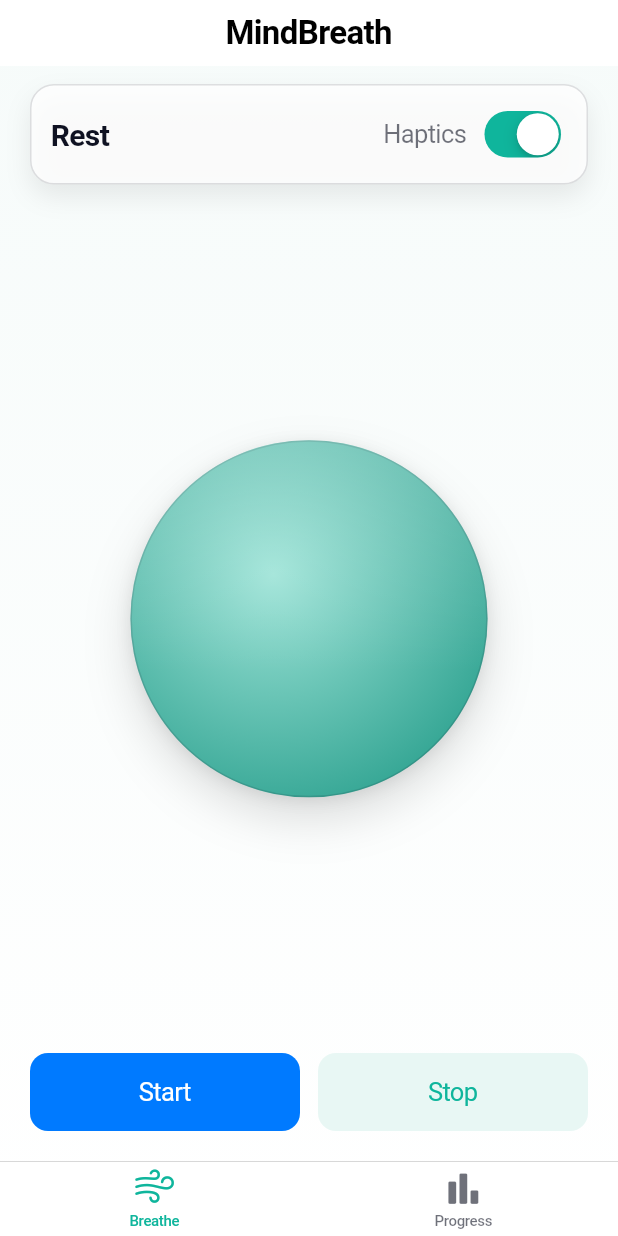
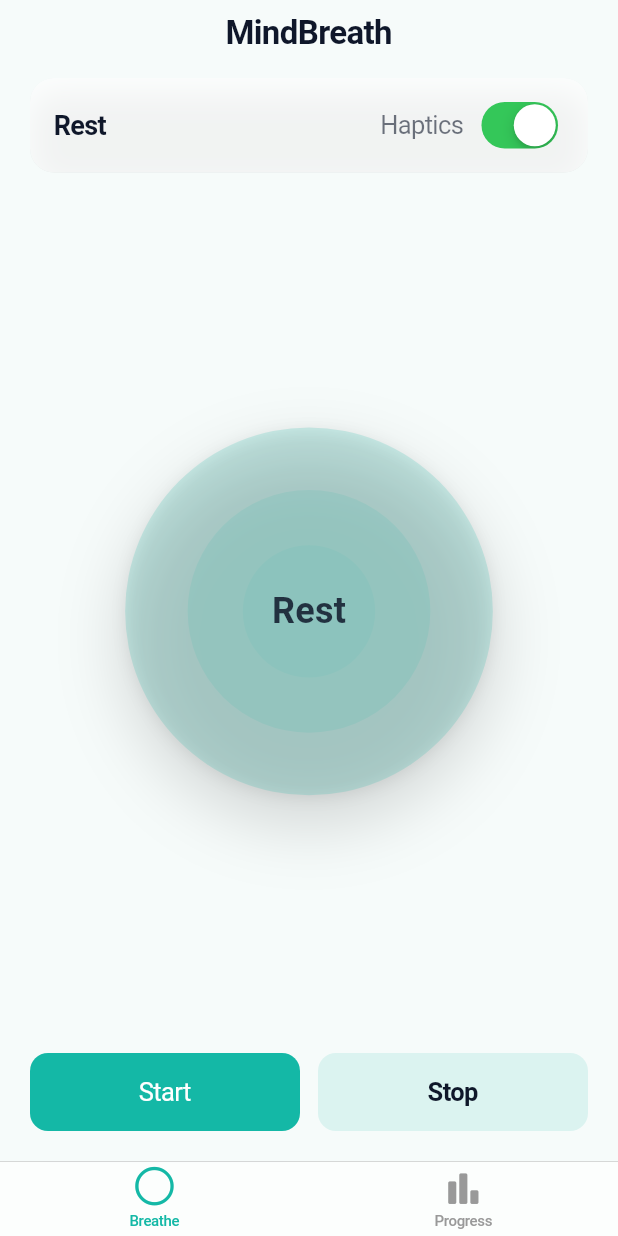
Before and after one commit to CarlosSemeao/mindbreath, a Flutter app: the screen it shows after launch, on a phone screen of 412 x 824 dp. Run offline on Flutter 3.47's test engine with Material 3 defaults, Android fonts, the phone set to English and light mode, and no system bars; our stand-ins replace shared_preferences.

Commit message:
Update main.dart

```diff
--- a/lib/main.dart
+++ b/lib/main.dart
@@ -1,4 +1,6 @@
 import 'dart:async';
+import 'dart:math' as math;
+import 'dart:ui';
 import 'package:flutter/cupertino.dart';
 import 'package:flutter/services.dart';
 import 'package:shared_preferences/shared_preferences.dart';
@@ -8,68 +10,90 @@ void main() {
   runApp(const MindBreathApp());
 }
 
-/// ---------- Palette (single teal hue, minimalist) ----------
-class MB {
-  // Background (airy, neutral)
-  static const bgTop = Color(0xFFF6FBFA);
-  static const bgBottom = Color(0xFFFFFFFF);
+/// ===== Theme (teal palette, light/dark aware) ===================
+class T {
+  // app primary (controls, filled button)
+  static const primary = CupertinoDynamicColor.withBrightness(
+    color: Color(0xFF14B8A6),      // teal 500
+    darkColor: Color(0xFF2DD4BF),  // teal 400 (brighter on dark)
+  );
 
-  // Teal family
-  static const primary = Color(0xFF0FB59C);       // core teal
-  static const primaryDark = Color(0xFF0A8D79);   // deeper tone
-  static const primaryLight = Color(0xFF9FE4D8);  // soft glow
-  static const primarySoft = Color(0xFFE8F7F4);   // soft surface
+  // background
+  static const bg = CupertinoDynamicColor.withBrightness(
+    color: Color(0xFFF6FBFA),      // very light mint
+    darkColor: Color(0xFF0C1413),  // near-black teal
+  );
 
-  // Text
-  static const label = Color(0xFF0F1222);
-  static const labelSub = Color(0x990F1222);
+  // ink
+  static const ink = CupertinoDynamicColor.withBrightness(
+    color: Color(0xFF0F172A),      // slate-900
+    darkColor: Color(0xFFE2E8F0),  // slate-200
+  );
 
-  // Surfaces
-  static const card = Color(0xCCFFFFFF); // translucent white
-  static const stroke = Color(0x220F1222);
+  // subtle surface for the top chip
+  static const surface = CupertinoDynamicColor.withBrightness(
+    color: Color(0xAAFFFFFF),
+    darkColor: Color(0x3314B8A6),
+  );
+
+  // ring fills (same hue, different alphas)
+  static Color ring(BuildContext c, double a) =>
+      CupertinoDynamicColor.resolve(primary, c).withOpacity(a);
 }
 
 class MindBreathApp extends StatelessWidget {
   const MindBreathApp({super.key});
+
   @override
   Widget build(BuildContext context) {
-    return const CupertinoApp(
+    return CupertinoApp(
       debugShowCheckedModeBanner: false,
-      home: RootTabs(),
+      theme: const CupertinoThemeData(
+        primaryColor: T.primary, // <- sets filled button & switches
+        barBackgroundColor: T.surface,
+      ),
+      home: const RootTabs(),
     );
   }
 }
 
+/// ================= Root with 2 tabs =============================
 class RootTabs extends StatelessWidget {
   const RootTabs({super.key});
+
   @override
   Widget build(BuildContext context) {
     return CupertinoTabScaffold(
-      // not const: avoids const-assert at build
+      // DO NOT use const here (breaks assert in CupertinoTabBar)
       tabBar: CupertinoTabBar(
-        backgroundColor: const Color(0xF0FFFFFF),
-        activeColor: MB.primary,
-        inactiveColor: MB.labelSub,
+        backgroundColor:
+            CupertinoDynamicColor.resolve(T.surface, context),
         items: const [
-          BottomNavigationBarItem(icon: Icon(CupertinoIcons.wind), label: 'Breathe'),
-          BottomNavigationBarItem(icon: Icon(CupertinoIcons.chart_bar_alt_fill), label: 'Progress'),
+          BottomNavigationBarItem(
+              icon: Icon(CupertinoIcons.circle), label: 'Breathe'),
+          BottomNavigationBarItem(
+              icon: Icon(CupertinoIcons.chart_bar_alt_fill), label: 'Progress'),
         ],
       ),
-      tabBuilder: (context, index) => index == 0 ? const BreathePage() : const ProgressPage(),
+      tabBuilder: (context, index) {
+        return CupertinoTabView(
+          builder: (_) => index == 0 ? const BreathePage() : const ProgressPage(),
+        );
+      },
     );
   }
 }
 
-/// ---------------------- Breathing engine ----------------------
+/// ================= Breathe page (minimal, centered) =============
 enum Phase { inhale, hold, exhale, rest }
 
 class BreathConfig {
   final Duration inhale, hold, exhale, rest;
   const BreathConfig({
-    this.inhale = const Duration(seconds: 4),
-    this.hold   = const Duration(seconds: 4),
-    this.exhale = const Duration(seconds: 6),
-    this.rest   = const Duration(seconds: 2),
+    this.inhale = const Duration(seconds: 5),
+    this.hold   = const Duration(seconds: 5),
+    this.exhale = const Duration(seconds: 8),
+    this.rest   = const Duration(seconds: 3),
   });
 }
 
@@ -81,14 +105,16 @@ class BreathePage extends StatefulWidget {
 
 class _BreathePageState extends State<BreathePage> with TickerProviderStateMixin {
   final _cfg = const BreathConfig();
-  late final AnimationController _scale;
+
+  late final AnimationController _scale; // breathing size
+  late final AnimationController _float; // tiny vertical float
   Phase _phase = Phase.rest;
   Timer? _timer;
   bool _running = false;
-  bool _hapticsOn = true;
+  bool _haptics = true;
 
   late SharedPreferences _prefs;
-  Map<String, int> _weekCounts = {};
+  Map<String, int> _week = {};
 
   @override
   void initState() {
@@ -96,40 +122,41 @@ class _BreathePageState extends State<BreathePage> with TickerProviderStateMixin
     _scale = AnimationController(
       vsync: this,
       duration: const Duration(milliseconds: 1200),
-      lowerBound: 0.75,
-      upperBound: 1.0,
+      lowerBound: 0.70,
+      upperBound: 1.00,
       value: 0.85,
     );
+    _float = AnimationController(vsync: this, duration: const Duration(seconds: 8))
+      ..repeat();
+
     _loadPrefs();
   }
 
   Future<void> _loadPrefs() async {
     _prefs = await SharedPreferences.getInstance();
-    final raw = _prefs.getStringList('week') ?? [];
-    for (final s in raw) {
+    for (final s in _prefs.getStringList('week') ?? []) {
       final parts = s.split('|');
-      if (parts.length == 2) _weekCounts[parts[0]] = int.tryParse(parts[1]) ?? 0;
+      if (parts.length == 2) _week[parts[0]] = int.tryParse(parts[1]) ?? 0;
     }
     setState(() {});
   }
 
-  Future<void> _saveTodayCompletion() async {
+  Future<void> _saveToday() async {
     final t = DateTime.now();
     final key = "${t.year}-${t.month.toString().padLeft(2, '0')}-${t.day.toString().padLeft(2, '0')}";
-    _weekCounts[key] = (_weekCounts[key] ?? 0) + 1;
+    _week[key] = (_week[key] ?? 0) + 1;
 
     final cutoff = t.subtract(const Duration(days: 7));
-    _weekCounts.removeWhere((k, _) =>
+    _week.removeWhere((k, _) =>
         DateTime.parse(k).isBefore(DateTime(cutoff.year, cutoff.month, cutoff.day)));
 
-    final list = _weekCounts.entries.map((e) => "${e.key}|${e.value}").toList();
-    await _prefs.setStringList('week', list);
+    await _prefs.setStringList('week', _week.entries.map((e) => "${e.key}|${e.value}").toList());
   }
 
   void _start() {
     if (_running) return;
     setState(() => _running = true);
-    _runPhase(Phase.inhale);
+    _go(Phase.inhale);
   }
 
   void _stop() {
@@ -142,47 +169,50 @@ class _BreathePageState extends State<BreathePage> with TickerProviderStateMixin
     });
   }
 
-  void _runPhase(Phase next) {
+  void _go(Phase p) {
     _timer?.cancel();
-    setState(() => _phase = next);
-    _haptic(next);
-
-    switch (next) {
+    setState(() => _phase = p);
+    if (_haptics) {
+      switch (p) {
         case Phase.inhale:
-        _scale.animateTo(1.0, duration: _cfg.inhale, curve: Curves.easeInOutCubic);
-        _timer = Timer(_cfg.inhale, () => _runPhase(Phase.hold));
+        case Phase.exhale:
+        case Phase.rest:
+          HapticFeedback.selectionClick();
           break;
         case Phase.hold:
-        _timer = Timer(_cfg.hold, () => _runPhase(Phase.exhale));
+          HapticFeedback.lightImpact();
+          break;
+      }
+    }
+
+    switch (p) {
+      case Phase.inhale:
+        _scale.animateTo(1.00, duration: _cfg.inhale, curve: Curves.easeInOutCubic);
+        _timer = Timer(_cfg.inhale, () => _go(Phase.hold));
+        break;
+      case Phase.hold:
+        _timer = Timer(_cfg.hold, () => _go(Phase.exhale));
         break;
       case Phase.exhale:
-        _scale.animateTo(0.75, duration: _cfg.exhale, curve: Curves.easeInOutCubic);
-        _timer = Timer(_cfg.exhale, () => _runPhase(Phase.rest));
+        _scale.animateTo(0.70, duration: _cfg.exhale, curve: Curves.easeInOutCubic);
+        _timer = Timer(_cfg.exhale, () => _go(Phase.rest));
         break;
       case Phase.rest:
         _timer = Timer(_cfg.rest, () async {
-          await _saveTodayCompletion();
-          if (_hapticsOn) HapticFeedback.mediumImpact();
-          if (_running) _runPhase(Phase.inhale);
+          await _saveToday();                   // count session here
+          if (_haptics) HapticFeedback.mediumImpact();
+          if (_running) _go(Phase.inhale);
         });
         break;
     }
   }
 
-  void _haptic(Phase p) {
-    if (!_hapticsOn) return;
-    switch (p) {
-      case Phase.inhale:
-      case Phase.exhale:
-        HapticFeedback.selectionClick();
-        break;
-      case Phase.hold:
-        HapticFeedback.lightImpact();
-        break;
-      case Phase.rest:
-        HapticFeedback.selectionClick();
-        break;
-    }
+  @override
+  void dispose() {
+    _timer?.cancel();
+    _scale.dispose();
+    _float.dispose();
+    super.dispose();
   }
 
   String get _label => switch (_phase) {
@@ -193,79 +223,65 @@ class _BreathePageState extends State<BreathePage> with TickerProviderStateMixin
       };
 
   @override
-  void dispose() {
-    _timer?.cancel();
-    _scale.dispose();
-    super.dispose();
-  }
+  Widget build(BuildContext context) {
+    final bg = CupertinoDynamicColor.resolve(T.bg, context);
+    final ink = CupertinoDynamicColor.resolve(T.ink, context);
 
-  @override
-  Widget build(BuildContext context) {
     return CupertinoPageScaffold(
-      backgroundColor: MB.bgBottom,
-      navigationBar: const CupertinoNavigationBar(
-        middle: Text('MindBreath', style: TextStyle(fontSize: 22, fontWeight: FontWeight.w600)),
+      backgroundColor: bg,
+      navigationBar: CupertinoNavigationBar(
+        middle: Text('MindBreath',
+            style: TextStyle(color: ink, fontSize: 22, fontWeight: FontWeight.w600)),
         border: null,
-        backgroundColor: Color(0xF2FFFFFF),
+        backgroundColor: CupertinoDynamicColor.resolve(T.surface, context),
       ),
-      child: Stack(
+      child: SafeArea(
+        child: Column(
           children: [
-          // Gentle teal wash
-          Container(
-            decoration: const BoxDecoration(
-              gradient: LinearGradient(
-                begin: Alignment.topCenter,
-                end: Alignment.bottomCenter,
-                colors: [MB.bgTop, MB.bgBottom],
+            // small chip with current phase + haptics toggle
+            Padding(
+              padding: const EdgeInsets.fromLTRB(20, 8, 20, 0),
+              child: _Glass(
+                child: Padding(
+                  padding: const EdgeInsets.symmetric(vertical: 12, horizontal: 16),
+                  child: Row(
+                    mainAxisAlignment: MainAxisAlignment.spaceBetween,
+                    children: [
+                      Text(_label, style: TextStyle(color: ink, fontSize: 18, fontWeight: FontWeight.w600)),
+                      Row(children: [
+                        Text('Haptics', style: TextStyle(color: ink.withOpacity(.6))),
+                        const SizedBox(width: 8),
+                        CupertinoSwitch(
+                          value: _haptics,
+                          onChanged: (v) => setState(() => _haptics = v),
+                        ),
+                      ]),
+                    ],
+                  ),
                 ),
               ),
             ),
 
-          // Content
-          SafeArea(
-            child: Column(
-              children: [
-                const SizedBox(height: 12),
+            // Centered globe (takes remaining space)
+            Expanded(
+              child: AnimatedBuilder(
+                animation: Listenable.merge([_scale, _float]),
+                builder: (context, _) {
+                  // centered, with gentle float
+                  final w = MediaQuery.of(context).size.width;
+                  final base = w * 0.7;
+                  final s    = _scale.value;
+                  final dy   = math.sin(_float.value * 2 * math.pi) * 6; // px
+                  final d    = base * s;
 
-                // Phase pill
-                Padding(
-                  padding: const EdgeInsets.symmetric(horizontal: 20),
-                  child: _Card(
-                    child: Row(
-                      mainAxisAlignment: MainAxisAlignment.spaceBetween,
-                      children: [
-                        Text(_label,
-                            style: const TextStyle(
-                              fontSize: 20,
-                              fontWeight: FontWeight.w600,
-                              color: MB.label,
-                            )),
-                        Row(
-                          children: [
-                            const Text('Haptics', style: TextStyle(color: MB.labelSub)),
-                            const SizedBox(width: 8),
-                            CupertinoSwitch(
-                              value: _hapticsOn,
-                              onChanged: (v) => setState(() => _hapticsOn = v),
-                              activeColor: MB.primary,
+                  return Center(
+                    child: Transform.translate(
+                      offset: Offset(0, dy),
+                      child: SizedBox(
+                        width: d,
+                        height: d,
+                        child: _RingsGlobe(label: _label),
                       ),
-                          ],
-                        ),
-                      ],
-                    ),
-                  ),
-                ),
-
-                // CENTER AREA — globe is *perfectly centered* in the remaining space
-                Expanded(
-                  child: LayoutBuilder(
-                    builder: (context, bc) {
-                      // size globe by the tighter axis of this center area
-                      final maxDiameter = (bc.maxWidth < bc.maxHeight ? bc.maxWidth : bc.maxHeight) * 0.68;
-                      return Center(
-                        child: AnimatedBuilder(
-                          animation: _scale,
-                          builder: (context, _) => _BreathGlobe(diameter: maxDiameter * _scale.value),
                     ),
                   );
                 },
@@ -287,8 +303,9 @@ class _BreathePageState extends State<BreathePage> with TickerProviderStateMixin
                   Expanded(
                     child: CupertinoButton(
                       onPressed: _stop,
-                          color: MB.primarySoft,
-                          child: const Text('Stop', style: TextStyle(color: MB.primary)),
+                      color: CupertinoDynamicColor.resolve(T.primary, context).withOpacity(0.12),
+                      child: Text('Stop',
+                          style: TextStyle(color: ink, fontWeight: FontWeight.w600)),
                     ),
                   ),
                 ],
@@ -297,72 +314,114 @@ class _BreathePageState extends State<BreathePage> with TickerProviderStateMixin
           ],
         ),
       ),
-        ],
-      ),
     );
   }
 }
 
-/// Minimal “floating globe” (single hue + soft shadows, no 3D)
-class _BreathGlobe extends StatelessWidget {
-  final double diameter;
-  const _BreathGlobe({required this.diameter});
+/// Frosted minimal card
+class _Glass extends StatelessWidget {
+  final Widget child;
+  const _Glass({required this.child});
 
   @override
   Widget build(BuildContext context) {
-    return Container(
-      width: diameter,
-      height: diameter,
+    return ClipRRect(
+      borderRadius: BorderRadius.circular(16),
+      child: BackdropFilter(
+        filter: ImageFilter.blur(sigmaX: 14, sigmaY: 14),
+        child: DecoratedBox(
           decoration: BoxDecoration(
-        shape: BoxShape.circle,
-        // gentle depth within the same hue
-        gradient: const RadialGradient(
-          center: Alignment(-0.2, -0.25),
-          radius: 0.95,
-          colors: [MB.primaryLight, MB.primaryDark],
-          stops: [0.0, 1.0],
+            color: CupertinoDynamicColor.resolve(T.surface, context),
+            borderRadius: BorderRadius.circular(16),
+            boxShadow: const [
+              BoxShadow(
+                color: Color(0x22000000),
+                blurRadius: 18,
+                offset: Offset(0, 10),
+              )
+            ],
           ),
-        // symmetric shadows → no perceived horizontal offset
-        boxShadow: const [
-          BoxShadow(color: Color(0x22000000), blurRadius: 26, offset: Offset(0, 14)),
-          BoxShadow(color: Color(0x14000000), blurRadius: 8,  offset: Offset(0, 2)),
-        ],
-        border: Border.all(color: MB.stroke, width: 1),
-      ),
-      // subtle top highlight, centered and balanced
-      foregroundDecoration: const BoxDecoration(
-        shape: BoxShape.circle,
-        gradient: LinearGradient(
-          begin: Alignment.topCenter,
-          end: Alignment(0.0, 0.3),
-          colors: [Color(0x33FFFFFF), Color(0x00FFFFFF)],
+          child: child,
         ),
       ),
     );
   }
 }
 
-/// Simple translucent card
-class _Card extends StatelessWidget {
-  final Widget child;
-  const _Card({required this.child});
+/// Minimal concentric “globe” with soft depth
+class _RingsGlobe extends StatelessWidget {
+  final String label;
+  const _RingsGlobe({required this.label});
+
   @override
   Widget build(BuildContext context) {
-    return DecoratedBox(
-      decoration: BoxDecoration(
-        color: MB.card,
-        borderRadius: BorderRadius.circular(16),
-        border: Border.all(color: MB.stroke),
-        boxShadow: const [
-          BoxShadow(color: Color(0x14000000), blurRadius: 14, offset: Offset(0, 8)),
+    final c1 = T.ring(context, .18);
+    final c2 = T.ring(context, .10);
+    final c3 = T.ring(context, .06);
+    final ink = CupertinoDynamicColor.resolve(T.ink, context);
+
+    return Stack(
+      fit: StackFit.expand,
+      children: [
+        // drop shadow for depth
+        Container(
+          decoration: const BoxDecoration(
+            shape: BoxShape.circle,
+            boxShadow: [
+              BoxShadow(color: Color(0x25000000), blurRadius: 38, spreadRadius: 2, offset: Offset(0, 18)),
+              BoxShadow(color: Color(0x12000000), blurRadius: 8, offset: Offset(0, 2)),
             ],
           ),
-      child: Padding(padding: const EdgeInsets.all(14), child: child),
+        ),
+        // rings
+        CustomPaint(
+          painter: _RingsPainter(c1: c1, c2: c2, c3: c3),
+        ),
+        // center label
+        Center(
+          child: Text(
+            label,
+            style: TextStyle(
+              color: ink.withOpacity(.85),
+              fontSize: 24,
+              fontWeight: FontWeight.w600,
+              letterSpacing: .2,
+            ),
+          ),
+        ),
+      ],
     );
   }
 }
 
-/// ---------------------- Progress (separate tab) ----------------------
+class _RingsPainter extends CustomPainter {
+  final Color c1, c2, c3;
+  _RingsPainter({required this.c1, required this.c2, required this.c3});
+
+  @override
+  void paint(Canvas canvas, Size size) {
+    final r = size.width / 2;
+    final center = Offset(r, r);
+
+    // outer
+    final p1 = Paint()..color = c1..isAntiAlias = true;
+    canvas.drawCircle(center, r, p1);
+
+    // middle
+    final p2 = Paint()..color = c2..isAntiAlias = true;
+    canvas.drawCircle(center, r * .66, p2);
+
+    // inner
+    final p3 = Paint()..color = c3..isAntiAlias = true;
+    canvas.drawCircle(center, r * .36, p3);
+  }
+
+  @override
+  bool shouldRepaint(covariant _RingsPainter old) =>
+      old.c1 != c1 || old.c2 != c2 || old.c3 != c3;
+}
+
+/// ================= Progress page (simple & working) =============
 class ProgressPage extends StatefulWidget {
   const ProgressPage({super.key});
   @override
@@ -381,8 +440,7 @@ class _ProgressPageState extends State<ProgressPage> {
 
   Future<void> _load() async {
     _prefs = await SharedPreferences.getInstance();
-    final raw = _prefs.getStringList('week') ?? [];
-    for (final s in raw) {
+    for (final s in _prefs.getStringList('week') ?? []) {
       final parts = s.split('|');
       if (parts.length == 2) _week[parts[0]] = int.tryParse(parts[1]) ?? 0;
     }
@@ -394,58 +452,63 @@ class _ProgressPageState extends State<ProgressPage> {
     final now = DateTime.now();
     final days = List.generate(7, (i) {
       final d = now.subtract(Duration(days: 6 - i));
-      final key = "${d.year}-${d.month.toString().padLeft(2, '0')}-${d.day.toString().padLeft(2, '0')}";
-      return (d, _week[key] ?? 0);
+      final k = "${d.year}-${d.month.toString().padLeft(2, '0')}-${d.day.toString().padLeft(2, '0')}";
+      return (d, _week[k] ?? 0);
     });
 
+    final bg = CupertinoDynamicColor.resolve(T.bg, context);
+    final ink = CupertinoDynamicColor.resolve(T.ink, context);
+
     return CupertinoPageScaffold(
-      backgroundColor: MB.bgBottom,
-      navigationBar: const CupertinoNavigationBar(
-        middle: Text('Progress', style: TextStyle(fontSize: 22, fontWeight: FontWeight.w600)),
+      backgroundColor: bg,
+      navigationBar: CupertinoNavigationBar(
+        middle: Text('Progress',
+            style: TextStyle(color: ink, fontSize: 22, fontWeight: FontWeight.w600)),
         border: null,
-        backgroundColor: Color(0xF2FFFFFF),
+        backgroundColor: CupertinoDynamicColor.resolve(T.surface, context),
       ),
       child: SafeArea(
         child: Padding(
           padding: const EdgeInsets.all(20),
-          child: _Card(
+          child: _Glass(
             child: Padding(
-              padding: const EdgeInsets.fromLTRB(16, 16, 16, 18),
+              padding: const EdgeInsets.fromLTRB(18, 18, 18, 22),
               child: Column(
                 crossAxisAlignment: CrossAxisAlignment.start,
                 children: [
-                  const Text('Weekly Sessions',
-                      style: TextStyle(fontSize: 20, fontWeight: FontWeight.w600, color: MB.label)),
+                  Text('Weekly Sessions',
+                      style: TextStyle(color: ink, fontSize: 18, fontWeight: FontWeight.w600)),
                   const SizedBox(height: 12),
                   Row(
                     mainAxisAlignment: MainAxisAlignment.spaceBetween,
                     children: days.map((e) {
-                      final int v = e.$2;
+                      final v = e.$2;
                       final h = (v == 0) ? 18.0 : (18 + (v.clamp(0, 6) * 12)).toDouble();
                       return Column(
                         children: [
                           AnimatedContainer(
-                            duration: const Duration(milliseconds: 250),
+                            duration: const Duration(milliseconds: 280),
                             curve: Curves.easeInOutCubic,
-                            width: 22,
+                            width: 20,
                             height: h,
                             decoration: BoxDecoration(
-                              color: v == 0 ? MB.primarySoft : MB.primary,
                               borderRadius: BorderRadius.circular(8),
+                              color: T.ring(context, v == 0 ? .10 : .28),
                               boxShadow: v == 0
                                   ? null
                                   : const [BoxShadow(color: Color(0x22000000), blurRadius: 10, offset: Offset(0, 6))],
                             ),
                           ),
-                          const SizedBox(height: 8),
-                          Text(_dayLetter(e.$1), style: const TextStyle(color: MB.labelSub)),
+                          const SizedBox(height: 6),
+                          Text(_dayLetter(e.$1),
+                              style: TextStyle(color: ink.withOpacity(.55))),
                         ],
                       );
                     }).toList(),
                   ),
                   const SizedBox(height: 14),
-                  Text('Today: ${_todayCount()} session(s)',
-                      style: const TextStyle(color: MB.labelSub)),
+                  Text("Today: ${_today()} session(s)",
+                      style: TextStyle(color: ink.withOpacity(.65))),
                 ],
               ),
             ),
@@ -455,10 +518,10 @@ class _ProgressPageState extends State<ProgressPage> {
     );
   }
 
-  int _todayCount() {
+  int _today() {
     final t = DateTime.now();
-    final key = "${t.year}-${t.month.toString().padLeft(2, '0')}-${t.day.toString().padLeft(2, '0')}";
-    return _week[key] ?? 0;
+    final k = "${t.year}-${t.month.toString().padLeft(2, '0')}-${t.day.toString().padLeft(2, '0')}";
+    return _week[k] ?? 0;
   }
 
   static String _dayLetter(DateTime d) => ['S', 'M', 'T', 'W', 'T', 'F', 'S'][d.weekday % 7];
```
Lines whose indentation alone changed are shown as unchanged.
